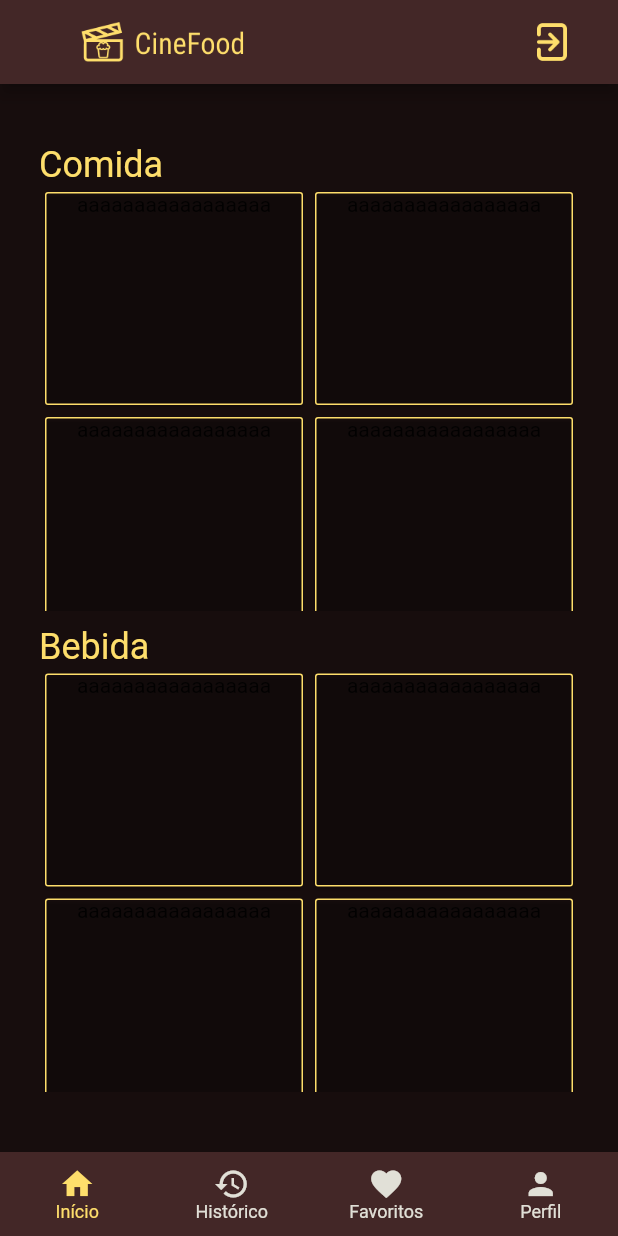
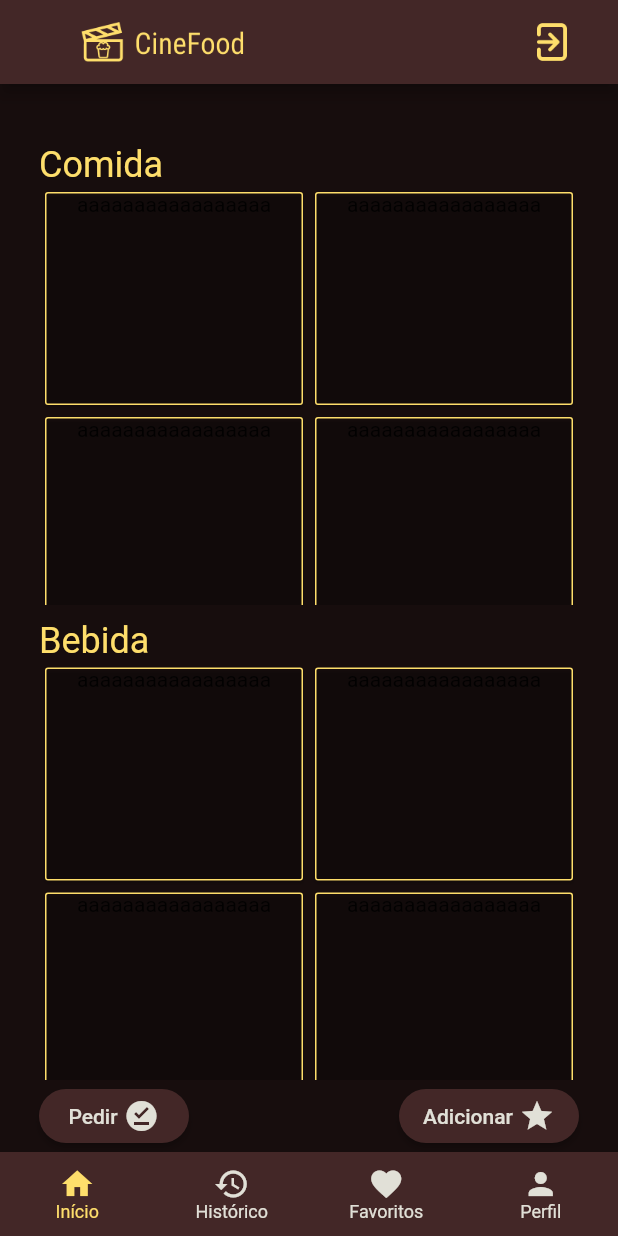
Before and after one commit to CauiDavis/cinefood, a Flutter app: the screen it shows after launch, after a tap on "cliente", on a phone screen of 412 x 824 dp. Run offline on Flutter 3.47's test engine with Material 2 defaults, Android fonts, the phone set to English and light mode, and no system bars.

Commit message:
Update home_client.dart

```diff
--- a/lib/screens/home_client.dart
+++ b/lib/screens/home_client.dart
@@ -1,3 +1,4 @@
+import 'package:cinefood/core/custom_colors.dart';
 import 'package:flutter/material.dart';
 
 import '../widgets/cards_home.dart';
@@ -12,7 +13,7 @@ class HomeClient extends StatelessWidget {
       body: SafeArea(
           child: Center(
         child: Padding(
-          padding: const EdgeInsets.symmetric(vertical: 40, horizontal: 26),
+          padding: const EdgeInsets.only(top: 40, right: 26, left: 26),
           child: Column(
             crossAxisAlignment: CrossAxisAlignment.start,
             children: [
@@ -53,6 +54,52 @@ class HomeClient extends StatelessWidget {
                   return CardsHome();
                 },
               ))),
+              Row(mainAxisAlignment: MainAxisAlignment.spaceBetween, children: [
+                ElevatedButton(
+                  onPressed: () {},
+                  style: ElevatedButton.styleFrom(
+                    maximumSize: const Size(100, 40),
+                  ),
+                  child: Row(
+                    mainAxisAlignment: MainAxisAlignment.center,
+                    children: [
+                      const Text(
+                        "Pedir",
+                        style: TextStyle(
+                          color: CustomColors.secondaryColor,
+                        ),
+                      ),
+                      SizedBox(width: 4),
+                      Icon(
+                        Icons.offline_pin,
+                        color: CustomColors.secondaryColor,
+                      ),
+                    ],
+                  ),
+                ),
+                ElevatedButton(
+                  onPressed: () {},
+                  style: ElevatedButton.styleFrom(
+                    maximumSize: const Size(120, 40),
+                  ),
+                  child: Row(
+                    mainAxisAlignment: MainAxisAlignment.center,
+                    children: [
+                      const Text(
+                        "Adicionar",
+                        style: TextStyle(
+                          color: CustomColors.secondaryColor,
+                        ),
+                      ),
+                      SizedBox(width: 4),
+                      Icon(
+                        Icons.star,
+                        color: CustomColors.secondaryColor,
+                      ),
+                    ],
+                  ),
+                ),
+              ]),
             ],
           ),
         ),
```
